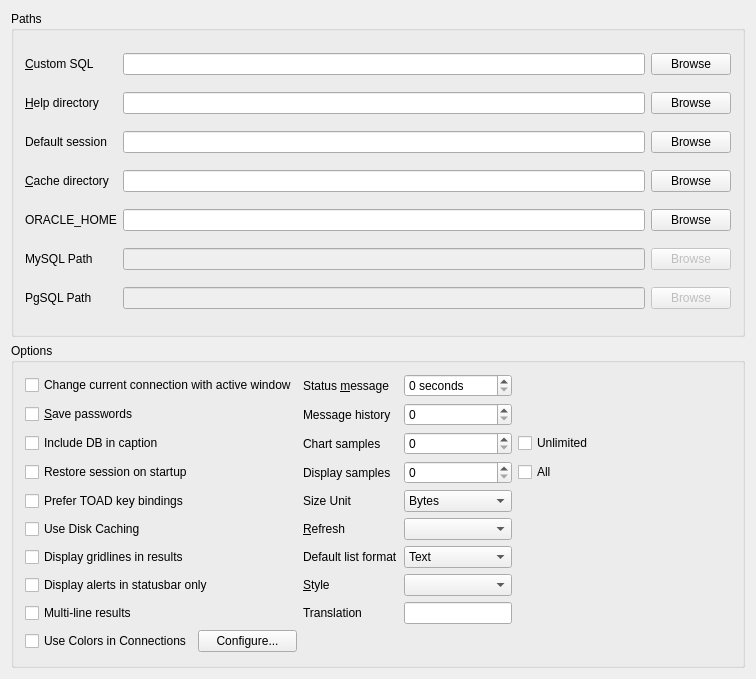
Qt form src/core/toglobalsettingui.ui (tora-tool/tora) before a commit.
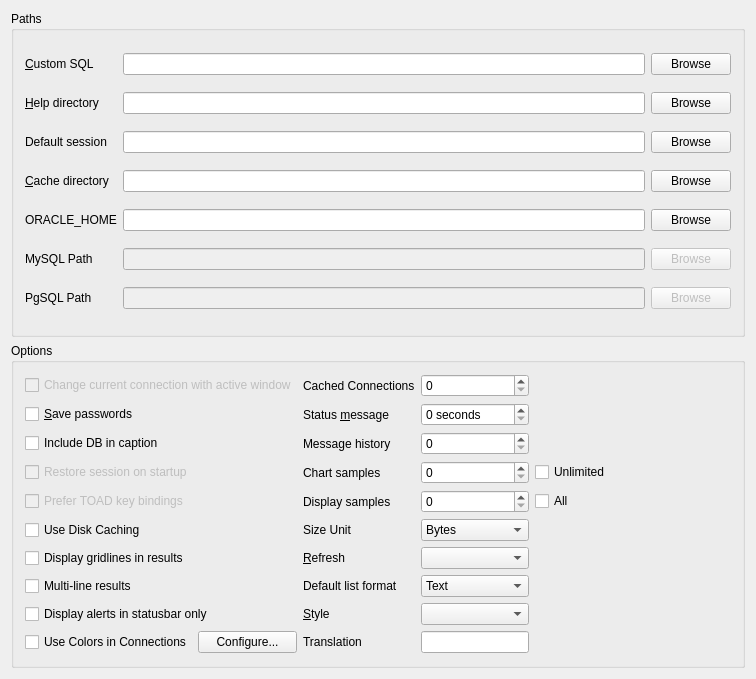
The same form after that commit.

What changed in the file:
```diff
--- a/src/core/toglobalsettingui.ui
+++ b/src/core/toglobalsettingui.ui
@@ -232,6 +232,42 @@
       <string>Options</string>
      </property>
      <layout class="QGridLayout" name="gridLayout">
+      <item row="4" column="3">
+       <widget class="QCheckBox" name="AllSamples">
+        <property name="toolTip">
+         <string>Display all available samples</string>
+        </property>
+        <property name="text">
+         <string>All</string>
+        </property>
+       </widget>
+      </item>
+      <item row="8" column="1">
+       <widget class="QLabel" name="StyleLabel">
+        <property name="toolTip">
+         <string>The style to use for the user interface.</string>
+        </property>
+        <property name="text">
+         <string>&amp;Style</string>
+        </property>
+        <property name="wordWrap">
+         <bool>false</bool>
+        </property>
+        <property name="buddy">
+         <cstring>Style</cstring>
+        </property>
+       </widget>
+      </item>
+      <item row="3" column="3">
+       <widget class="QCheckBox" name="UnlimitedSamples">
+        <property name="toolTip">
+         <string>Save unlimited number of samples. Can consume large amounts of memory.</string>
+        </property>
+        <property name="text">
+         <string>Unlimited</string>
+        </property>
+       </widget>
+      </item>
       <item row="2" column="0">
        <widget class="QCheckBox" name="IncludeDB">
         <property name="toolTip">
@@ -242,13 +278,6 @@
         </property>
        </widget>
       </item>
-      <item row="8" column="0">
-       <widget class="QCheckBox" name="MultiLineResults">
-        <property name="text">
-         <string>Multi-line results</string>
-        </property>
-       </widget>
-      </item>
       <item row="1" column="0">
        <widget class="QCheckBox" name="SavePassword">
         <property name="toolTip">
@@ -265,6 +294,9 @@
       </item>
       <item row="0" column="0">
        <widget class="QCheckBox" name="ChangeConnection">
+        <property name="enabled">
+         <bool>false</bool>
+        </property>
         <property name="toolTip">
          <string>Change currently select connection to the connection of the new active window</string>
         </property>
@@ -273,22 +305,6 @@
         </property>
        </widget>
       </item>
-      <item row="5" column="1">
-       <widget class="QLabel" name="RefreshLabel">
-        <property name="toolTip">
-         <string>Default refreshtime in tools.</string>
-        </property>
-        <property name="text">
-         <string>&amp;Refresh</string>
-        </property>
-        <property name="wordWrap">
-         <bool>false</bool>
-        </property>
-        <property name="buddy">
-         <cstring>Refresh</cstring>
-        </property>
-       </widget>
-      </item>
       <item row="9" column="0">
        <layout class="QHBoxLayout" name="horizontalLayout">
         <item>
@@ -310,182 +326,21 @@
         </item>
        </layout>
       </item>
-      <item row="0" column="1">
-       <widget class="QLabel" name="StatusLabel">
-        <property name="toolTip">
-         <string>The time in seconds temporary messages will be displayed in the status bar. 0 means keep.</string>
-        </property>
-        <property name="text">
-         <string>Status &amp;message</string>
-        </property>
-        <property name="wordWrap">
-         <bool>false</bool>
-        </property>
-        <property name="buddy">
-         <cstring>Status</cstring>
-        </property>
-       </widget>
-      </item>
-      <item row="0" column="2">
-       <widget class="QSpinBox" name="Status">
-        <property name="suffix">
-         <string> seconds</string>
-        </property>
-       </widget>
-      </item>
-      <item row="2" column="2">
-       <widget class="QSpinBox" name="ChartSamples">
-        <property name="suffix">
-         <string/>
-        </property>
-        <property name="maximum">
-         <number>1000</number>
-        </property>
-       </widget>
-      </item>
-      <item row="1" column="2">
-       <widget class="QSpinBox" name="HistorySize">
-        <property name="suffix">
-         <string/>
-        </property>
-        <property name="maximum">
-         <number>1000</number>
-        </property>
-       </widget>
-      </item>
-      <item row="2" column="1">
-       <widget class="QLabel" name="TextLabel3_2_3">
-        <property name="toolTip">
-         <string>Number of samples to keep in line and barcharts by default.</string>
-        </property>
-        <property name="text">
-         <string>Chart samples</string>
-        </property>
-        <property name="wordWrap">
-         <bool>false</bool>
-        </property>
-        <property name="buddy">
-         <cstring>ChartSamples</cstring>
-        </property>
-       </widget>
-      </item>
-      <item row="1" column="1">
-       <widget class="QLabel" name="TextLabel3_2">
-        <property name="toolTip">
-         <string>Number of status messages to save in the message history.</string>
-        </property>
-        <property name="text">
-         <string>Message history</string>
-        </property>
-        <property name="wordWrap">
-         <bool>false</bool>
-        </property>
-        <property name="buddy">
-         <cstring>HistorySize</cstring>
-        </property>
-       </widget>
-      </item>
-      <item row="6" column="2">
-       <widget class="QComboBox" name="DefaultFormat">
-        <item>
-         <property name="text">
-          <string>Text</string>
-         </property>
-        </item>
-        <item>
-         <property name="text">
-          <string>Tab delimited</string>
-         </property>
-        </item>
-        <item>
-         <property name="text">
-          <string>CSV</string>
-         </property>
-        </item>
-        <item>
-         <property name="text">
-          <string>HTML</string>
-         </property>
-        </item>
-       </widget>
-      </item>
-      <item row="3" column="3">
-       <widget class="QCheckBox" name="AllSamples">
-        <property name="toolTip">
-         <string>Display all available samples</string>
-        </property>
-        <property name="text">
-         <string>All</string>
-        </property>
-       </widget>
-      </item>
-      <item row="4" column="1">
-       <widget class="QLabel" name="SizeLabel">
-        <property name="toolTip">
-         <string>Define the unit sizes should be displayed.</string>
-        </property>
-        <property name="text">
-         <string>Size Unit</string>
-        </property>
-        <property name="wordWrap">
-         <bool>false</bool>
-        </property>
-        <property name="buddy">
-         <cstring>SizeUnit</cstring>
-        </property>
-       </widget>
-      </item>
-      <item row="3" column="2">
-       <widget class="QSpinBox" name="DisplaySamples">
-        <property name="suffix">
-         <string/>
-        </property>
-        <property name="maximum">
-         <number>1000</number>
-        </property>
-       </widget>
-      </item>
-      <item row="5" column="2">
-       <widget class="QComboBox" name="Refresh"/>
-      </item>
       <item row="3" column="0">
        <widget class="QCheckBox" name="RestoreSession">
+        <property name="enabled">
+         <bool>false</bool>
+        </property>
         <property name="text">
          <string>Restore session on startup</string>
         </property>
        </widget>
       </item>
-      <item row="2" column="3">
-       <widget class="QCheckBox" name="UnlimitedSamples">
-        <property name="toolTip">
-         <string>Save unlimited number of samples. Can consume large amounts of memory.</string>
-        </property>
-        <property name="text">
-         <string>Unlimited</string>
-        </property>
-       </widget>
-      </item>
-      <item row="4" column="2">
-       <widget class="QComboBox" name="SizeUnit">
-        <item>
-         <property name="text">
-          <string>Bytes</string>
-         </property>
-        </item>
-        <item>
-         <property name="text">
-          <string>KB</string>
-         </property>
-        </item>
-        <item>
-         <property name="text">
-          <string>MB</string>
-         </property>
-        </item>
-       </widget>
-      </item>
       <item row="4" column="0">
        <widget class="QCheckBox" name="ToadBindings">
+        <property name="enabled">
+         <bool>false</bool>
+        </property>
         <property name="toolTip">
          <string>Use TOAD keybindings instead of classic TOra.</string>
         </property>
@@ -514,17 +369,170 @@
         </property>
        </widget>
       </item>
-      <item row="7" column="0">
-       <widget class="QCheckBox" name="Statusbar">
+      <item row="9" column="2">
+       <widget class="QLineEdit" name="Translation">
+        <property name="sizePolicy">
+         <sizepolicy hsizetype="Fixed" vsizetype="Fixed">
+          <horstretch>0</horstretch>
+          <verstretch>0</verstretch>
+         </sizepolicy>
+        </property>
+       </widget>
+      </item>
+      <item row="9" column="1">
+       <widget class="QLabel" name="LocaleLabel">
+        <property name="sizePolicy">
+         <sizepolicy hsizetype="Fixed" vsizetype="Fixed">
+          <horstretch>0</horstretch>
+          <verstretch>0</verstretch>
+         </sizepolicy>
+        </property>
         <property name="toolTip">
          <string>Display alerts in messagebar instead of poping up a dialog with a warning.</string>
         </property>
         <property name="text">
-         <string>Display alerts in statusbar only</string>
+         <string>Translation</string>
         </property>
+        <property name="wordWrap">
+         <bool>false</bool>
+        </property>
+        <property name="buddy">
+         <cstring>Translation</cstring>
+        </property>
        </widget>
       </item>
-      <item row="3" column="1">
+      <item row="8" column="2">
+       <widget class="QComboBox" name="Style"/>
+      </item>
+      <item row="7" column="2">
+       <widget class="QComboBox" name="DefaultFormat">
+        <item>
+         <property name="text">
+          <string>Text</string>
+         </property>
+        </item>
+        <item>
+         <property name="text">
+          <string>Tab delimited</string>
+         </property>
+        </item>
+        <item>
+         <property name="text">
+          <string>CSV</string>
+         </property>
+        </item>
+        <item>
+         <property name="text">
+          <string>HTML</string>
+         </property>
+        </item>
+       </widget>
+      </item>
+      <item row="7" column="1">
+       <widget class="QLabel" name="TextLabel2">
+        <property name="text">
+         <string>Default list format</string>
+        </property>
+        <property name="wordWrap">
+         <bool>false</bool>
+        </property>
+        <property name="buddy">
+         <cstring>DefaultFormat</cstring>
+        </property>
+       </widget>
+      </item>
+      <item row="6" column="1">
+       <widget class="QLabel" name="RefreshLabel">
+        <property name="toolTip">
+         <string>Default refreshtime in tools.</string>
+        </property>
+        <property name="text">
+         <string>&amp;Refresh</string>
+        </property>
+        <property name="wordWrap">
+         <bool>false</bool>
+        </property>
+        <property name="buddy">
+         <cstring>Refresh</cstring>
+        </property>
+       </widget>
+      </item>
+      <item row="6" column="2">
+       <widget class="QComboBox" name="Refresh"/>
+      </item>
+      <item row="5" column="2">
+       <widget class="QComboBox" name="SizeUnit">
+        <item>
+         <property name="text">
+          <string>Bytes</string>
+         </property>
+        </item>
+        <item>
+         <property name="text">
+          <string>KB</string>
+         </property>
+        </item>
+        <item>
+         <property name="text">
+          <string>MB</string>
+         </property>
+        </item>
+       </widget>
+      </item>
+      <item row="4" column="2">
+       <widget class="QSpinBox" name="DisplaySamples">
+        <property name="suffix">
+         <string/>
+        </property>
+        <property name="maximum">
+         <number>1000</number>
+        </property>
+       </widget>
+      </item>
+      <item row="3" column="2">
+       <widget class="QSpinBox" name="ChartSamples">
+        <property name="suffix">
+         <string/>
+        </property>
+        <property name="maximum">
+         <number>1000</number>
+        </property>
+       </widget>
+      </item>
+      <item row="2" column="2">
+       <widget class="QSpinBox" name="HistorySize">
+        <property name="suffix">
+         <string/>
+        </property>
+        <property name="maximum">
+         <number>1000</number>
+        </property>
+       </widget>
+      </item>
+      <item row="1" column="2">
+       <widget class="QSpinBox" name="StatusMessage">
+        <property name="suffix">
+         <string> seconds</string>
+        </property>
+       </widget>
+      </item>
+      <item row="5" column="1">
+       <widget class="QLabel" name="SizeLabel">
+        <property name="toolTip">
+         <string>Define the unit sizes should be displayed.</string>
+        </property>
+        <property name="text">
+         <string>Size Unit</string>
+        </property>
+        <property name="wordWrap">
+         <bool>false</bool>
+        </property>
+        <property name="buddy">
+         <cstring>SizeUnit</cstring>
+        </property>
+       </widget>
+      </item>
+      <item row="4" column="1">
        <widget class="QLabel" name="TextLabel3_2_3_2">
         <property name="toolTip">
          <string>Number of samples to display in line and barcharts by default.</string>
@@ -540,10 +548,13 @@
         </property>
        </widget>
       </item>
-      <item row="6" column="1">
-       <widget class="QLabel" name="TextLabel2">
+      <item row="3" column="1">
+       <widget class="QLabel" name="TextLabel3_2_3">
+        <property name="toolTip">
+         <string>Number of samples to keep in line and barcharts by default.</string>
+        </property>
         <property name="text">
-         <string>Default list format</string>
+         <string>Chart samples</string>
         </property>
         <property name="wordWrap">
          <bool>false</bool>
@@ -553,13 +564,13 @@
         </property>
        </widget>
       </item>
-      <item row="7" column="1">
-       <widget class="QLabel" name="StyleLabel">
+      <item row="2" column="1">
+       <widget class="QLabel" name="TextLabel3_2">
         <property name="toolTip">
          <string>The style to use for the user interface.</string>
         </property>
         <property name="text">
-         <string>&amp;Style</string>
+         <string>Message history</string>
         </property>
         <property name="wordWrap">
          <bool>false</bool>
@@ -569,38 +580,46 @@
         </property>
        </widget>
       </item>
-      <item row="7" column="2">
-       <widget class="QComboBox" name="Style"/>
-      </item>
-      <item row="8" column="2">
-       <widget class="QLineEdit" name="Locale">
-        <property name="sizePolicy">
-         <sizepolicy hsizetype="Fixed" vsizetype="Fixed">
-          <horstretch>0</horstretch>
-          <verstretch>0</verstretch>
-         </sizepolicy>
-        </property>
-       </widget>
-      </item>
-      <item row="8" column="1">
-       <widget class="QLabel" name="LocaleLabel">
-        <property name="sizePolicy">
-         <sizepolicy hsizetype="Fixed" vsizetype="Fixed">
-          <horstretch>0</horstretch>
-          <verstretch>0</verstretch>
-         </sizepolicy>
-        </property>
+      <item row="1" column="1">
+       <widget class="QLabel" name="StatusLabel">
         <property name="toolTip">
          <string>Which translation locale to use for this program. Must restart to have effect.</string>
         </property>
         <property name="text">
-         <string>Translation</string>
+         <string>Status &amp;message</string>
         </property>
         <property name="wordWrap">
          <bool>false</bool>
         </property>
         <property name="buddy">
-         <cstring>Locale</cstring>
+         <cstring>StatusMessage</cstring>
+        </property>
+       </widget>
+      </item>
+      <item row="0" column="1">
+       <widget class="QLabel" name="CachedConnections_2">
+        <property name="text">
+         <string>Cached Connections</string>
+        </property>
+       </widget>
+      </item>
+      <item row="0" column="2">
+       <widget class="QSpinBox" name="CachedConnections"/>
+      </item>
+      <item row="7" column="0">
+       <widget class="QCheckBox" name="MultiLineResults">
+        <property name="text">
+         <string>Multi-line results</string>
+        </property>
+       </widget>
+      </item>
+      <item row="8" column="0">
+       <widget class="QCheckBox" name="MessageStatusbar">
+        <property name="toolTip">
+         <string>Display alerts in messagebar instead of poping up a dialog with a warning.</string>
+        </property>
+        <property name="text">
+         <string>Display alerts in statusbar only</string>
         </property>
        </widget>
       </item>
```
Left out of the diff: 90 changed lines with no effect on the pictures.
